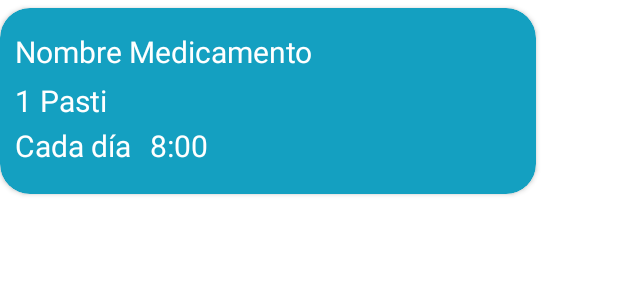
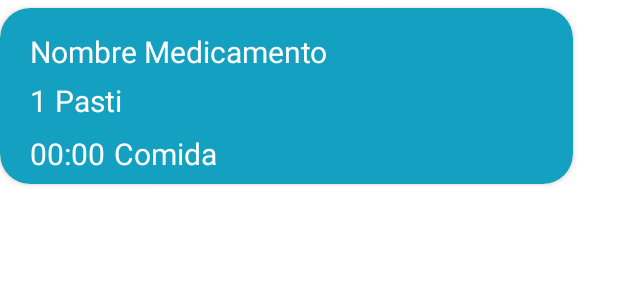
Before and after one commit to Lucosiar/Efi_Cura, an Android app: the layout elemento_medicacion.xml on its own in the app's theme, with its tools: preview values and no code run, on a phone screen of 412 x 824 dp. Shown: the top 300 px of the screen. Run offline under Robolectric (Android 15) with nearby library versions, the phone set to English and light mode, and no system bars.

Commit message:
6/4/2023 Commit

```diff
--- a/app/src/main/java/com/example/a222/Adaptadores/AdaptadorMedicacion.java
+++ b/app/src/main/java/com/example/a222/Adaptadores/AdaptadorMedicacion.java
@@ -35,7 +35,7 @@ public class AdaptadorMedicacion extends RecyclerView.Adapter<AdaptadorMedicacio
         holder.cantidadDiariaMedicacion.setText(medicacion.getCantidadDiaria());
         holder.formatoMedicacion.setText(medicacion.getFormato());
         holder.horaMedicacion.setText(medicacion.getToma1());
-        holder.diaMedicacion.setText(medicacion.getFrecuencia());
+        holder.instruccionMedicacion.setText(medicacion.getNotaComida());
     }
 
     @Override
@@ -44,7 +44,7 @@ public class AdaptadorMedicacion extends RecyclerView.Adapter<AdaptadorMedicacio
     }
 
     public static class MedicacionViewHolder extends RecyclerView.ViewHolder{
-        TextView nomMedicacion, cantidadDiariaMedicacion, formatoMedicacion, diaMedicacion, horaMedicacion;
+        TextView nomMedicacion, cantidadDiariaMedicacion, formatoMedicacion, horaMedicacion,instruccionMedicacion;
         public MedicacionViewHolder(View view) {
             super(view);
 
@@ -53,7 +53,7 @@ public class AdaptadorMedicacion extends RecyclerView.Adapter<AdaptadorMedicacio
             cantidadDiariaMedicacion = view.findViewById(R.id.cantidadDiariaMedicacion);
             formatoMedicacion = view.findViewById(R.id.formatoMedicacion);
             horaMedicacion = view.findViewById(R.id.horaMedicacion);
-            diaMedicacion = view.findViewById(R.id.diaMedicacion);
+            instruccionMedicacion = view.findViewById(R.id.instruccionMedicacion);
         }
     }
 }
--- a/app/src/main/java/com/example/a222/AdminSQLiteOpenHelper.java
+++ b/app/src/main/java/com/example/a222/AdminSQLiteOpenHelper.java
@@ -113,7 +113,7 @@ public class AdminSQLiteOpenHelper extends SQLiteOpenHelper {
     }
 
     public void insertarMedicacion(String nombre, String cantidadDiaria, String fechaIni, String fechaFin, String duracion,
-                                   String toma1, String cantidadCaja, String formato, String notaComida, String usuario){
+                                   String toma1, String cantidadCaja, String formato, String notaComida, String frecuencia, String usuario){
 
         SQLiteDatabase db = this.getWritableDatabase();
         ContentValues values = new ContentValues();
@@ -127,6 +127,7 @@ public class AdminSQLiteOpenHelper extends SQLiteOpenHelper {
         values.put("toma1", toma1);
         values.put("formato", formato);
         values.put("notaComida", notaComida);
+        values.put("frecuencia", frecuencia);
         values.put("usuario", usuario);
         db.insert("medicacion", null, values);
         db.close();
--- a/app/src/main/java/com/example/a222/FormularioMedicacion/FormularioActivityComida.java
+++ b/app/src/main/java/com/example/a222/FormularioMedicacion/FormularioActivityComida.java
@@ -45,7 +45,7 @@ public class FormularioActivityComida extends AppCompatActivity {
             editor.commit();
 
             switch (respuesta){
-                case "Antes de comer":  case "Después de comer": case "No importa": case "A la hora de comer":
+                case "Antes de comer":  case "Despues de comer": case "No importa": case "A la hora de comer":
                     Intent ii = new Intent(fc, FormularioFinalActivity.class);
                     startActivity(ii);
                     break;
--- a/app/src/main/java/com/example/a222/FormularioMedicacion/FormularioDuracionActivity.java
+++ b/app/src/main/java/com/example/a222/FormularioMedicacion/FormularioDuracionActivity.java
@@ -34,15 +34,13 @@ public class FormularioDuracionActivity extends AppCompatActivity {
                 tvMuestras.setText(String.format("Quedan %s días para terminar el tratamiento", newVal)));
 
 
-
         aceptarDias.setOnClickListener(v -> {
             int valorSeleccionado = tvNumberPicker.getValue();
-            String s = String.valueOf(valorSeleccionado);
 
             preferences = getSharedPreferences("datos", MODE_PRIVATE);
             editor = preferences.edit();
 
-            editor.putString("duracionTratamiento", s);
+            editor.putInt("duracion", valorSeleccionado);
             editor.apply();
 
             Intent a = new Intent(duracion, FormularioFinalActivity.class);
--- a/app/src/main/res/layout/elemento_medicacion.xml
+++ b/app/src/main/res/layout/elemento_medicacion.xml
@@ -11,8 +11,8 @@
 
 
     <LinearLayout
-        android:layout_width="347dp"
-        android:layout_height="114dp"
+        android:layout_width="372dp"
+        android:layout_height="107dp"
         android:layout_marginLeft="10sp"
         android:layout_marginTop="10sp"
         android:orientation="vertical">
@@ -21,6 +21,7 @@
             android:id="@+id/nomMedicacion"
             android:layout_width="match_parent"
             android:layout_height="wrap_content"
+            android:layout_marginStart="10sp"
             android:layout_marginTop="5sp"
             android:layout_marginBottom="5sp"
             android:text="Nombre Medicamento"
@@ -36,6 +37,7 @@
                 android:id="@+id/cantidadDiariaMedicacion"
                 android:layout_width="wrap_content"
                 android:layout_height="wrap_content"
+                android:layout_marginStart="10sp"
                 android:layout_marginBottom="5sp"
                 android:text="1"
                 android:textColor="@color/white"
@@ -50,6 +52,7 @@
                 android:text="Pasti"
                 android:textColor="@color/white"
                 android:textSize="20sp" />
+
         </LinearLayout>
 
         <LinearLayout
@@ -58,30 +61,26 @@
             android:orientation="horizontal">
 
             <TextView
-                android:id="@+id/diaMedicacion"
-                android:layout_width="59dp"
+                android:id="@+id/horaMedicacion"
+                android:layout_width="wrap_content"
                 android:layout_height="wrap_content"
-                android:layout_marginBottom="5sp"
+                android:layout_marginStart="10sp"
+                android:layout_marginTop="5sp"
+                android:layout_marginEnd="5sp"
                 android:layout_weight="1"
-                android:text="Cada día"
+                android:text="00:00"
                 android:textColor="@color/white"
                 android:textSize="20sp" />
 
             <TextView
-                android:id="@+id/horaMedicacion"
-                android:layout_width="wrap_content"
+                android:id="@+id/instruccionMedicacion"
+                android:layout_width="305dp"
                 android:layout_height="wrap_content"
-                android:layout_marginBottom="5sp"
+                android:layout_marginTop="5sp"
                 android:layout_weight="1"
-                android:text="8:00"
+                android:text="Comida"
                 android:textColor="@color/white"
                 android:textSize="20sp" />
-
-            <TextView
-                android:id="@+id/textView31"
-                android:layout_width="156dp"
-                android:layout_height="wrap_content"
-                android:layout_weight="1" />
         </LinearLayout>
 
     </LinearLayout>
--- a/app/src/main/res/layout/fragment_medicacion.xml
+++ b/app/src/main/res/layout/fragment_medicacion.xml
@@ -15,7 +15,7 @@
         <androidx.recyclerview.widget.RecyclerView
             android:id="@+id/recyclerView2"
             android:layout_width="match_parent"
-            android:layout_height="136dp"
+            android:layout_height="485dp"
             android:layout_marginStart="5sp"
             android:layout_marginTop="35sp"
             android:layout_marginEnd="5sp" />
```
Also changed, not shown: app/src/main/java/com/example/a222/FormularioMedicacion/FormularioFinalActivity.java (+14 -11 lines), app/src/main/java/com/example/a222/FormularioMedicacion/FormularioInicioMActivity.java (+5 -10 lines), app/src/main/java/com/example/a222/FragmentosPP/MedicacionFragment.java (+7 -6 lines).
